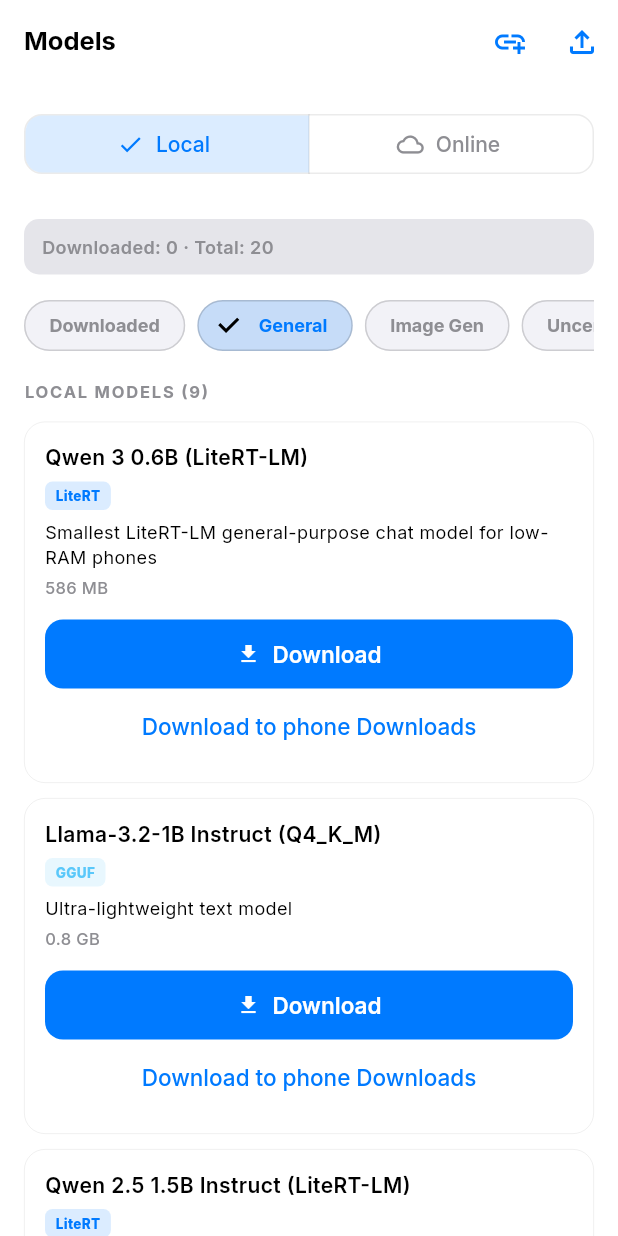
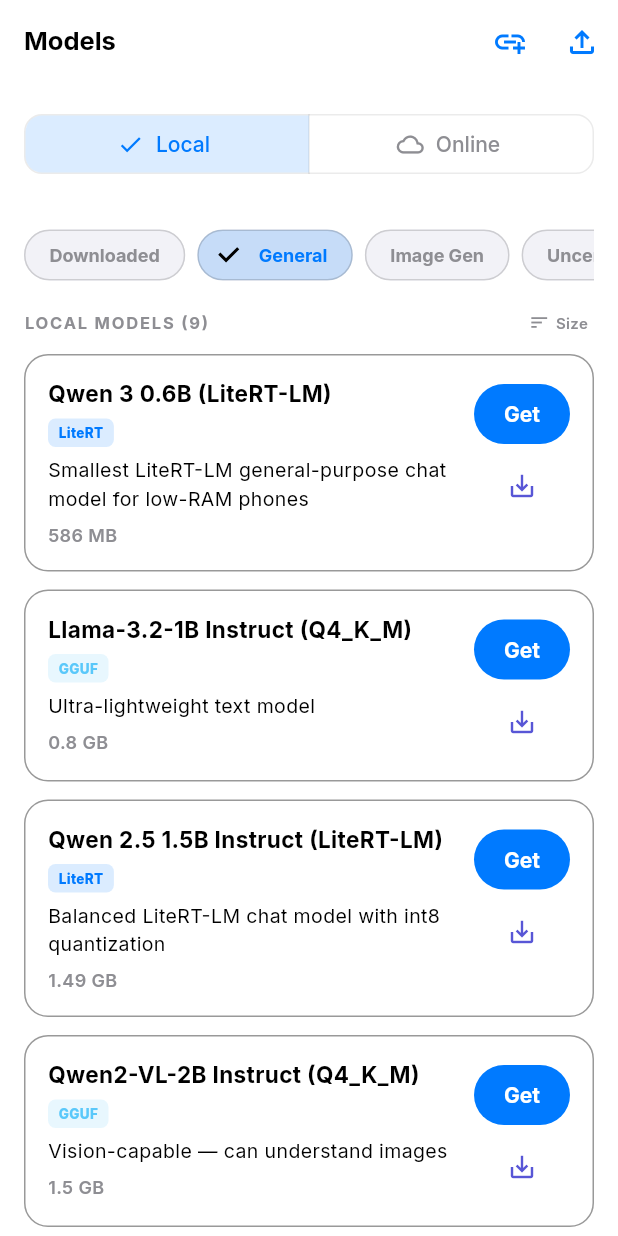
Before and after one commit to dollarbr/mobileLM, a Flutter app: the ModelView screen opened directly, on a phone screen of 412 x 824 dp. Run offline on Flutter 3.47's test engine with Material 3 defaults, Android fonts, the phone set to English and light mode, and no system bars; our stand-ins replace dio, file_picker, flutter_markdown, get, google_fonts, hive_flutter and 4 more; missing offline and left inert: gal, syncfusion_flutter_pdf; accounts and stored records are empty; statements that could not run were skipped.

Commit message:
feat: add ModelController, model view, and Android inference service for local model management

```diff
--- a/lib/controllers/model_controller.dart
+++ b/lib/controllers/model_controller.dart
@@ -41,8 +41,19 @@
   final importCopiedBytes = 0.obs;
   final importTotalBytes = 0.obs;
   final importBytesPerSecond = 0.0.obs;
+  final sortSmallestFirst = true.obs;
 
-  static const localFilters = ['downloaded', 'general', 'image', 'uncensored', 'vision'];
+  void toggleSort() {
+    sortSmallestFirst.value = !sortSmallestFirst.value;
+  }
+
+  static const localFilters = [
+    'downloaded',
+    'general',
+    'image',
+    'uncensored',
+    'vision'
+  ];
 
   List<AiModel> get displayedModels {
     final active = _inference.loadedModelName.value;
@@ -53,10 +64,13 @@
       final aDownloaded = isDownloaded(a.filename);
       final bDownloaded = isDownloaded(b.filename);
       if (aDownloaded != bDownloaded) return aDownloaded ? -1 : 1;
+
+      if (sortSmallestFirst.value) {
         final aBytes = _knownModelBytes(a);
         final bBytes = _knownModelBytes(b);
         if (aBytes > 0 && bBytes > 0 && aBytes != bBytes) {
           return aBytes.compareTo(bBytes);
+        }
       }
       return a.name.toLowerCase().compareTo(b.name.toLowerCase());
     });
@@ -426,7 +440,8 @@
     }
     if (isLiteRt && !await _confirmLiteRtGpuWarning()) return;
 
-    if (isImageModel(model ?? AiModel(
+    if (isImageModel(model ??
+        AiModel(
           name: filename,
           filename: filename,
           url: '',
@@ -444,7 +459,8 @@
             ? const Color(0xFFFF9500).withValues(alpha: 0.15)
             : const Color(0xFF34C759).withValues(alpha: 0.15),
         colorText: isError ? const Color(0xFFFF9500) : const Color(0xFF34C759),
-        duration: isError ? const Duration(seconds: 6) : const Duration(seconds: 2),
+        duration:
+            isError ? const Duration(seconds: 6) : const Duration(seconds: 2),
       );
     } else {
       final result = await _inference.loadModel(
@@ -456,8 +472,40 @@
         _inference.isVisionLoaded.value =
             model == null ? false : isVisionModel(model);
         await _settings.setInferenceMode('local');
+        Get.snackbar('Model Loaded', result,
+            snackPosition: SnackPosition.BOTTOM);
+      } else {
+        Get.dialog(
+          AlertDialog(
+            shape:
+                RoundedRectangleBorder(borderRadius: BorderRadius.circular(16)),
+            title: const Row(
+              children: [
+                Icon(Icons.error_outline),
+                SizedBox(width: 10),
+                Expanded(
+                    child: Text('Model Load Failed',
+                        style: TextStyle(fontWeight: FontWeight.w700))),
+              ],
+            ),
+            content: Text(
+              result,
+              style: const TextStyle(fontSize: 14, height: 1.4),
+            ),
+            actions: [
+              FilledButton(
+                onPressed: () => Get.back(),
+                style: FilledButton.styleFrom(
+                  shape: RoundedRectangleBorder(
+                      borderRadius: BorderRadius.circular(12)),
+                ),
+                child: const Text('OK',
+                    style: TextStyle(fontWeight: FontWeight.bold)),
+              ),
+            ],
+          ),
+        );
       }
-      Get.snackbar('Text Model', result, snackPosition: SnackPosition.BOTTOM);
     }
   }
 
--- a/lib/views/model_view.dart
+++ b/lib/views/model_view.dart
@@ -59,10 +59,11 @@
 
                 if (controller.modelScope.value == 'local') ...[
                   _buildImportingProgress(context),
-                  _buildLocalSummary(context),
-                  const SizedBox(height: 10),
                   _buildLocalFilterChips(context),
                   const SizedBox(height: 12),
+                  Row(
+                    mainAxisAlignment: MainAxisAlignment.spaceBetween,
+                    children: [
                       Text(
                         'LOCAL MODELS (${controller.filteredDisplayedModels.length})',
                         style: GoogleFonts.inter(
@@ -71,6 +72,34 @@
                           color: Theme.of(context).hintColor,
                           letterSpacing: 1.2,
                         ),
+                      ),
+                      InkWell(
+                        onTap: controller.toggleSort,
+                        borderRadius: BorderRadius.circular(4),
+                        child: Padding(
+                          padding: const EdgeInsets.symmetric(horizontal: 4, vertical: 2),
+                          child: Row(
+                            mainAxisSize: MainAxisSize.min,
+                            children: [
+                              Icon(
+                                Icons.sort,
+                                size: 14,
+                                color: Theme.of(context).hintColor,
+                              ),
+                              const SizedBox(width: 4),
+                              Text(
+                                controller.sortSmallestFirst.value ? 'Size' : 'Name',
+                                style: GoogleFonts.inter(
+                                  fontSize: 10,
+                                  fontWeight: FontWeight.w600,
+                                  color: Theme.of(context).hintColor,
+                                ),
+                              ),
+                            ],
+                          ),
+                        ),
+                      ),
+                    ],
                   ),
                   const SizedBox(height: 12),
                   if (controller.filteredDisplayedModels.isEmpty)
@@ -136,30 +165,6 @@
         ),
       ],
     );
-  }
-
-  Widget _buildLocalSummary(BuildContext context) {
-    return Obx(() {
-      final active = controller.activeLocalModelName;
-      return Container(
-        padding: const EdgeInsets.symmetric(horizontal: 12, vertical: 10),
-        decoration: BoxDecoration(
-          color: Theme.of(context).colorScheme.surfaceContainerHighest,
-          borderRadius: BorderRadius.circular(10),
-        ),
-        child: Text(
-          'Downloaded: ${controller.downloadedCount} · Total: ${controller.displayedModels.length}'
-          '${active.isEmpty ? '' : ' · Active: $active'}',
-          style: GoogleFonts.inter(
-            fontSize: 12,
-            color: Theme.of(context).hintColor,
-            fontWeight: FontWeight.w600,
-          ),
-          maxLines: 1,
-          overflow: TextOverflow.ellipsis,
-        ),
-      );
-    });
   }
 
   Widget _buildLocalFilterChips(BuildContext context) {
@@ -1905,6 +1910,121 @@
     );
   }
 
+  void _confirmDownload(BuildContext context, AiModel model,
+      {bool isToDownloadsFolder = false}) {
+    showDialog(
+      context: context,
+      builder: (ctx) => AlertDialog(
+        shape: RoundedRectangleBorder(borderRadius: BorderRadius.circular(20)),
+        title: Row(
+          children: [
+            Icon(
+              isToDownloadsFolder
+                  ? Icons.save_alt
+                  : Icons.cloud_download_outlined,
+              color: AppColors.primary,
+            ),
+            const SizedBox(width: 10),
+            Expanded(
+              child: Text(
+                isToDownloadsFolder ? 'Save to Downloads' : 'Download Model',
+                style: GoogleFonts.inter(fontWeight: FontWeight.w700),
+              ),
+            ),
+          ],
+        ),
+        content: Column(
+          mainAxisSize: MainAxisSize.min,
+          crossAxisAlignment: CrossAxisAlignment.start,
+          children: [
+            Text(
+              isToDownloadsFolder
+                  ? 'You are about to save ${model.name} to your phone\'s public Downloads folder.'
+                  : 'You are about to download ${model.name} for use in the app.',
+              style:
+                  GoogleFonts.inter(fontSize: 15, fontWeight: FontWeight.w600),
+            ),
+            const SizedBox(height: 12),
+            Container(
+              padding: const EdgeInsets.symmetric(horizontal: 12, vertical: 8),
+              decoration: BoxDecoration(
+                color: Theme.of(context).colorScheme.surfaceContainerHighest,
+                borderRadius: BorderRadius.circular(8),
+              ),
+              child: Row(
+                mainAxisSize: MainAxisSize.min,
+                children: [
+                  const Icon(Icons.sd_storage_outlined, size: 16),
+                  const SizedBox(width: 8),
+                  Text(
+                    'Size: ${controller.modelSizeLabel(model)}',
+                    style: GoogleFonts.inter(
+                        fontSize: 13, fontWeight: FontWeight.w600),
+                  ),
+                ],
+              ),
+            ),
+            const SizedBox(height: 16),
+            Container(
+              padding: const EdgeInsets.all(12),
+              decoration: BoxDecoration(
+                color: AppColors.warning.withValues(alpha: 0.12),
+                borderRadius: BorderRadius.circular(12),
+                border:
+                    Border.all(color: AppColors.warning.withValues(alpha: 0.3)),
+              ),
+              child: Row(
+                children: [
+                  const Icon(Icons.wifi, color: AppColors.warning, size: 24),
+                  const SizedBox(width: 12),
+                  Expanded(
+                    child: Text(
+                      'A Wi-Fi connection is highly recommended. Please keep the app open during the download.',
+                      style: GoogleFonts.inter(
+                        fontSize: 13,
+                        color: Theme.of(context).brightness == Brightness.dark
+                            ? const Color(
+                                0xFFFFD60A) // Brighter warning for dark mode
+                            : AppColors.warning,
+                        fontWeight: FontWeight.w500,
+                      ),
+                    ),
+                  ),
+                ],
+              ),
+            ),
+          ],
+        ),
+        actions: [
+          TextButton(
+            onPressed: () => Navigator.of(ctx).pop(),
+            child: Text(
+              'Cancel',
+              style: GoogleFonts.inter(color: Theme.of(context).hintColor),
+            ),
+          ),
+          FilledButton(
+            onPressed: () {
+              Navigator.of(ctx).pop();
+              if (isToDownloadsFolder) {
+                controller.downloadModelToDownloads(model);
+              } else {
+                controller.downloadModel(model);
+              }
+            },
+            style: FilledButton.styleFrom(
+              shape: RoundedRectangleBorder(
+                  borderRadius: BorderRadius.circular(12)),
+              padding: const EdgeInsets.symmetric(horizontal: 20),
+            ),
+            child: Text(isToDownloadsFolder ? 'Save Now' : 'Download Now',
+                style: const TextStyle(fontWeight: FontWeight.bold)),
+          ),
+        ],
+      ),
+    );
+  }
+
   Widget _buildModelCard(BuildContext context, AiModel model) {
     return Obx(() {
       final isDownloaded = controller.isDownloaded(model.filename);
@@ -1923,32 +2043,38 @@
           .toStringAsFixed(0);
 
       return Card(
-        margin: const EdgeInsets.only(bottom: 10),
+        margin: const EdgeInsets.only(bottom: 12),
+        elevation: 0,
+        shape: RoundedRectangleBorder(
+          borderRadius: BorderRadius.circular(16),
+          side: BorderSide(
+            color: isActive
+                ? AppColors.primary.withValues(alpha: 0.5)
+                : Theme.of(context).dividerColor.withValues(alpha: 0.4),
+          ),
+        ),
+        color: isActive
+            ? AppColors.primary.withValues(alpha: 0.05)
+            : Theme.of(context).cardColor,
         child: Padding(
-          padding: const EdgeInsets.all(14),
+          padding: const EdgeInsets.all(16),
           child: Column(
             crossAxisAlignment: CrossAxisAlignment.start,
             children: [
               Row(
+                crossAxisAlignment: CrossAxisAlignment.start,
                 children: [
                   Expanded(
                     child: Column(
                       crossAxisAlignment: CrossAxisAlignment.start,
                       children: [
-                        Row(
-                          children: [
-                            Flexible(
-                              child: Text(
+                        Text(
                           model.name,
                           style: GoogleFonts.inter(
-                                  fontSize: 14,
-                                  fontWeight: FontWeight.w600,
-                                  color:
-                                      Theme.of(context).colorScheme.onSurface,
-                                ),
-                              ),
-                            ),
-                          ],
+                            fontSize: 15,
+                            fontWeight: FontWeight.w700,
+                            color: Theme.of(context).colorScheme.onSurface,
+                          ),
                         ),
                         const SizedBox(height: 6),
                         _buildModelBadges(context, model),
@@ -1956,113 +2082,115 @@
                         Text(
                           model.description,
                           style: GoogleFonts.inter(
-                            fontSize: 12,
+                            fontSize: 13,
                             color:
                                 Theme.of(context).textTheme.bodyMedium?.color ??
                                     Colors.grey,
                           ),
-                        ),
-                        const SizedBox(height: 4),
+                          maxLines: 2,
+                          overflow: TextOverflow.ellipsis,
+                        ),
+                        const SizedBox(height: 6),
                         Text(
                           controller.modelSizeLabel(model),
                           style: GoogleFonts.inter(
-                            fontSize: 11,
+                            fontSize: 12,
                             color: Theme.of(context).hintColor,
-                            fontWeight: FontWeight.w500,
-                          ),
-                        ),
-                      ],
-                    ),
-                  ),
-                ],
-              ),
-              const SizedBox(height: 12),
-              if (isCurrentlyDownloading)
-                _buildInlineDownloadProgress(context, model)
-              else
-                Row(
+                            fontWeight: FontWeight.w600,
+                          ),
+                        ),
+                      ],
+                    ),
+                  ),
+                  const SizedBox(width: 16),
+                  if (!isCurrentlyDownloading)
+                    Column(
+                      mainAxisAlignment: MainAxisAlignment.start,
                       children: [
                         if (isDownloaded) ...[
-                      Expanded(
-                        child: OutlinedButton.icon(
+                          FilledButton.tonal(
                             onPressed: isActive || disableActions
                                 ? null
                                 : () => controller.loadModel(model.filename),
-                          icon: Icon(
+                            style: FilledButton.styleFrom(
+                              backgroundColor: isActive
+                                  ? AppColors.success.withValues(alpha: 0.2)
+                                  : null,
+                              foregroundColor:
+                                  isActive ? AppColors.success : null,
+                              padding:
+                                  const EdgeInsets.symmetric(horizontal: 16),
+                              shape: RoundedRectangleBorder(
+                                borderRadius: BorderRadius.circular(20),
+                              ),
+                            ),
+                            child: Text(
                               isThisModelLoading
-                                ? Icons.hourglass_top_rounded
-                                : isActive
-                                    ? Icons.check
-                                    : Icons.play_arrow,
-                            size: 16,
-                          ),
-                          label: Text(
-                            isThisModelLoading
-                                ? 'Loading $loadPercent%'
+                                  ? '$loadPercent%'
                                   : isActive
                                       ? 'Active'
                                       : 'Load',
-                          ),
-                          style: OutlinedButton.styleFrom(
-                            foregroundColor: isActive
-                                ? AppColors.success
-                                : AppColors.primary,
-                            side: BorderSide(
-                              color: isActive
-                                  ? AppColors.success
-                                  : AppColors.primary,
-                            ),
-                            shape: RoundedRectangleBorder(
-                              borderRadius: BorderRadius.circular(8),
-                            ),
-                          ),
-                        ),
-                      ),
-                      const SizedBox(width: 8),
+                              style:
+                                  const TextStyle(fontWeight: FontWeight.bold),
+                            ),
+                          ),
                           IconButton(
                             tooltip: isActive ? 'Unload model' : 'Delete model',
                             onPressed: disableActions
                                 ? null
                                 : isActive
                                     ? () => controller.unloadModel()
-                                : () => controller.deleteModel(model.filename),
+                                    : () =>
+                                        controller.deleteModel(model.filename),
                             icon: Icon(
                               isActive
                                   ? Icons.eject_outlined
                                   : Icons.delete_outline,
-                          size: 18,
-                          color: isActive ? AppColors.warning : AppColors.error,
+                              size: 20,
+                              color: isActive
+                                  ? AppColors.warning
+                                  : AppColors.error,
                             ),
                           ),
                         ] else ...[
-                      Expanded(
-                        child: Column(
-                          crossAxisAlignment: CrossAxisAlignment.stretch,
-                          children: [
-                            ElevatedButton.icon(
+                          FilledButton(
                             onPressed: disableActions
                                 ? null
-                                  : () => controller.downloadModel(model),
-                              icon: const Icon(Icons.download, size: 16),
-                              label: const Text('Download'),
+                                : () => _confirmDownload(context, model),
+                            style: FilledButton.styleFrom(
+                              backgroundColor: AppColors.primary,
+                              padding:
+                                  const EdgeInsets.symmetric(horizontal: 16),
+                              shape: RoundedRectangleBorder(
+                                borderRadius: BorderRadius.circular(20),
+                              ),
+                            ),
+                            child: const Text('Get',
+                                style: TextStyle(fontWeight: FontWeight.bold)),
                           ),
                           if (model.url.trim().isNotEmpty)
-                              TextButton(
+                            IconButton(
+                              tooltip: 'Download to phone Downloads folder',
                               onPressed: disableActions
                                   ? null
-                                    : () => controller
-                                        .downloadModelToDownloads(model),
-                                child:
-                                    const Text('Download to phone Downloads'),
-                              ),
-                          ],
-                        ),
-                      ),
-                    ],
-                  ],
-                ),
-              if (isThisModelLoading)
+                                  : () => _confirmDownload(context, model,
+                                      isToDownloadsFolder: true),
+                              icon: const Icon(Icons.save_alt, size: 20),
+                              color: AppColors.secondary,
+                            ),
+                        ],
+                      ],
+                    ),
+                ],
+              ),
+              if (isCurrentlyDownloading) ...[
+                const SizedBox(height: 16),
+                _buildInlineDownloadProgress(context, model),
+              ],
+              if (isThisModelLoading) ...[
+                const SizedBox(height: 16),
                 _buildModelLoadingProgress(context, model),
+              ],
             ],
           ),
         ),
```
Also changed, not shown: lib/services/inference_android.dart (+7 -0 lines). Lines whose indentation alone changed are shown as unchanged.
